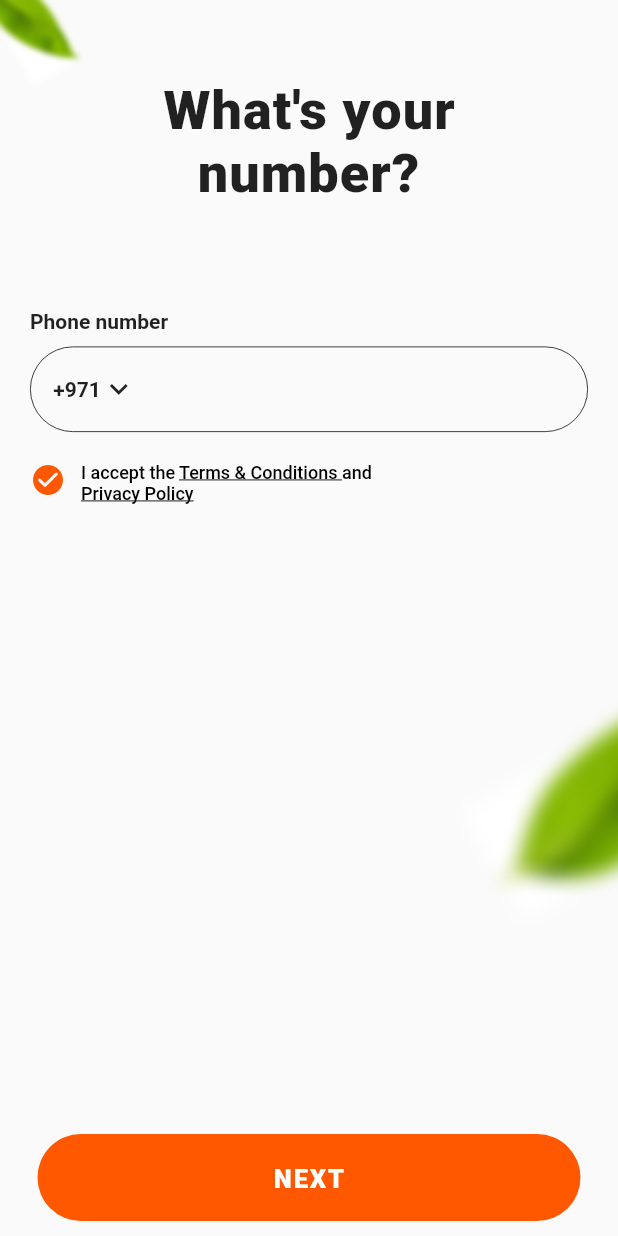
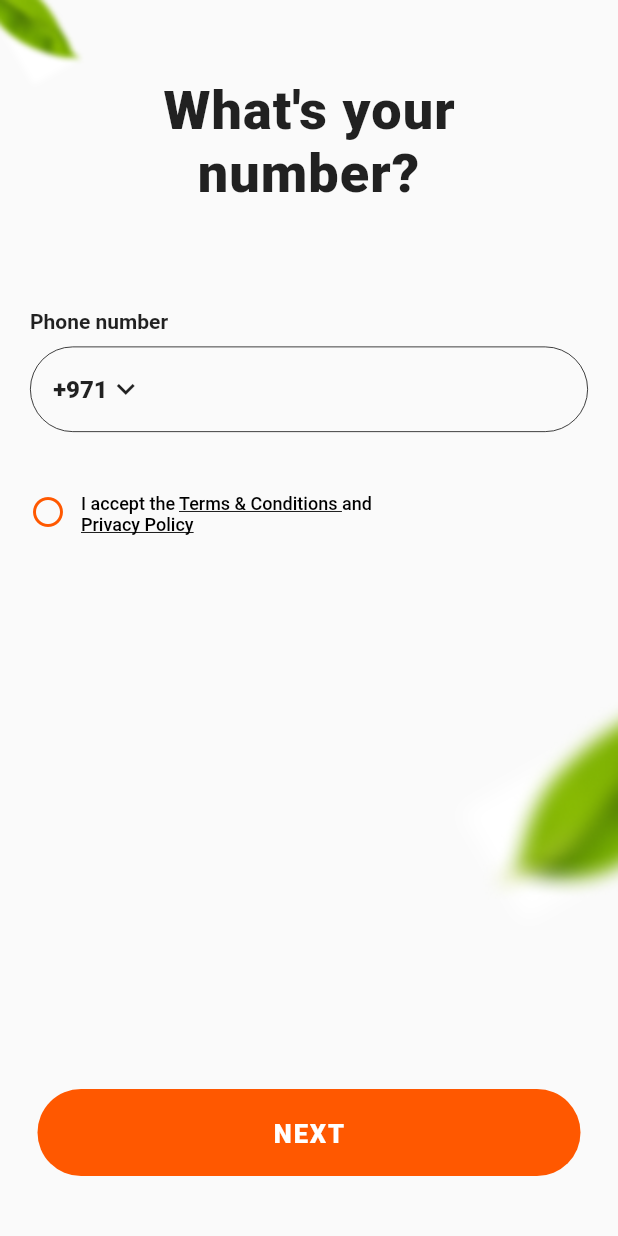
Before and after one commit to Chandravardhan-Singh/world_winner_flutter, a Flutter app: the screen it shows after launch, after a tap on "GET STARTED", on a phone screen of 412 x 824 dp. Run offline on Flutter 3.47's test engine with Material 2 defaults, Android fonts, the light colour scheme and no system bars; generated files the repository leaves out were written again.

Commit message:
updated onboarding phone screen

```diff
--- a/lib/pages/landing-page/landing_page.dart
+++ b/lib/pages/landing-page/landing_page.dart
@@ -36,7 +36,9 @@ class LandingPage extends StatelessWidget {
             stops: <double>[0.4, 1.0],
           ),
         ),
-        child: Column(
+        child: Stack(
+          children: [
+            Column(
               crossAxisAlignment: CrossAxisAlignment.start,
               children: [
                 Padding(
@@ -100,9 +102,16 @@ class LandingPage extends StatelessWidget {
                     width: double.infinity,
                   ),
                 ),
-            Button(
+              ],
+            ),
+            Positioned(
+              bottom: 40,
+              left: 0,
+              right: 0,
+              child: Button(
                 onPressed: () => navigateToOnboarding(context),
                 text: context.localization!.button_get_started,
+              ),
             )
           ],
         ),
--- a/lib/pages/onboarding-phone-number/onboarding_phone_number.dart
+++ b/lib/pages/onboarding-phone-number/onboarding_phone_number.dart
@@ -3,8 +3,36 @@ import 'package:world_winner_flutter/extensions/context.dart';
 import 'package:world_winner_flutter/extensions/string.dart';
 import 'package:world_winner_flutter/widget/button.dart';
 
-class OnboardingPhoneNumber extends StatelessWidget {
+class OnboardingPhoneNumber extends StatefulWidget {
   const OnboardingPhoneNumber({super.key});
+
+  @override
+  State<OnboardingPhoneNumber> createState() => _OnboardingPhoneNumberState();
+}
+
+class _OnboardingPhoneNumberState extends State<OnboardingPhoneNumber> {
+  bool termsAndConditionChecked = false;
+  TextEditingController phoneNumber = TextEditingController();
+  String phoneNumberError = "";
+  String phoneCountryError = "";
+
+  @override
+  void dispose() {
+    phoneNumber.dispose();
+    super.dispose();
+  }
+
+  void onSubmit() {
+    if (phoneNumber.text == "" || phoneNumber.text.length < 10) {
+      setState(() {
+        phoneNumberError = "Phone number is invalid!";
+      });
+    } else {
+      setState(() {
+        phoneNumberError = "";
+      });
+    }
+  }
 
   @override
   Widget build(BuildContext context) {
@@ -58,24 +86,26 @@ class OnboardingPhoneNumber extends StatelessWidget {
                       borderRadius: BorderRadius.circular(60),
                       shape: BoxShape.rectangle,
                       border: Border.all(width: 0.5)),
-                  child: const Row(
+                  child: Row(
                     children: [
-                      Text(
+                      const Text(
                         "+971",
                         style: TextStyle(
-                          fontWeight: FontWeight.w600,
-                          fontSize: 14,
+                          fontWeight: FontWeight.w800,
+                          fontSize: 16,
                         ),
                       ),
-                      Icon(Icons.keyboard_arrow_down),
+                      const Icon(Icons.keyboard_arrow_down),
                       Expanded(
                         child: TextField(
+                          autocorrect: false,
+                          controller: phoneNumber,
                           keyboardType: TextInputType.phone,
-                          style: TextStyle(
-                            fontWeight: FontWeight.w600,
-                            fontSize: 14,
+                          style: const TextStyle(
+                            fontWeight: FontWeight.w800,
+                            fontSize: 16,
                           ),
-                          decoration: InputDecoration(
+                          decoration: const InputDecoration(
                             border: InputBorder.none,
                           ),
                         ),
@@ -83,13 +113,30 @@ class OnboardingPhoneNumber extends StatelessWidget {
                     ],
                   ),
                 ),
+                const SizedBox(height: 5),
+                Text(
+                  phoneNumberError,
+                  style: TextStyle(
+                    color: Theme.of(context).colorScheme.error,
+                    fontSize: 14,
+                  ),
+                ),
                 const SizedBox(height: 20),
                 Row(
                   crossAxisAlignment: CrossAxisAlignment.start,
                   children: [
-                    const Icon(
-                      Icons.check_circle_rounded,
-                      color: Color.fromARGB(255, 255, 88, 0),
+                    GestureDetector(
+                      onTap: () {
+                        setState(() {
+                          termsAndConditionChecked = !termsAndConditionChecked;
+                        });
+                      },
+                      child: Icon(
+                        termsAndConditionChecked
+                            ? Icons.check_circle_rounded
+                            : Icons.circle_outlined,
+                        color: const Color.fromARGB(255, 255, 88, 0),
+                      ),
                     ),
                     const SizedBox(width: 10),
                     RichText(
@@ -122,12 +169,12 @@ class OnboardingPhoneNumber extends StatelessWidget {
             ),
           ),
           Positioned(
-            bottom: 10,
+            bottom: 40,
             left: 0,
             right: 0,
             child: Button(
               text: context.localization!.button_next,
-              onPressed: () {},
+              onPressed: onSubmit,
             ),
           )
         ],
```
Lines whose indentation alone changed are shown as unchanged.
